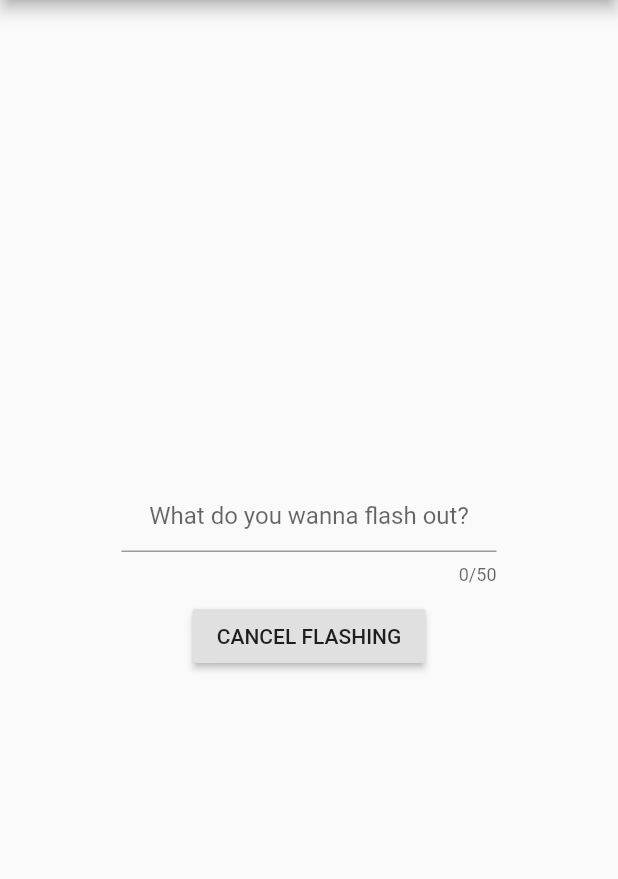
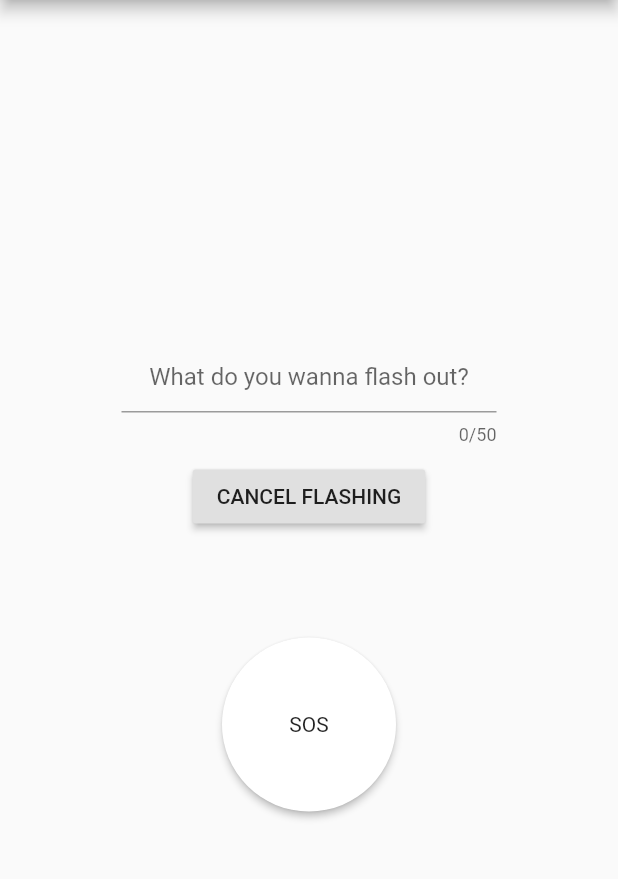
Before and after one commit to DominicHW/morse-code-app, a Flutter app: the screen it shows after launch, after a tap on "FLASH IT!", on a phone screen of 412 x 824 dp, the part 84-963 px from its top. Run offline on Flutter 3.47's test engine with Material 2 defaults, Android fonts, the light colour scheme and no system bars; missing offline and left inert: torch.

Commit message:
Added sos button and functionality

```diff
--- a/morselite/lib/main.dart
+++ b/morselite/lib/main.dart
@@ -29,8 +29,12 @@ class MyHomePage extends StatefulWidget {
 class _MyHomePageState extends State<MyHomePage> {
 
   final textController = TextEditingController();
+
   String buttonText = "FLASH IT!";
+  String sosText = "SOS";
+
   bool active = false;
+  bool sosActive = false;
 
   @override
   Widget build(BuildContext context) {
@@ -227,6 +231,28 @@ class _MyHomePageState extends State<MyHomePage> {
                 }
               )
             ),
+
+            Container(
+              margin: EdgeInsets.only(top:70),
+              child: RawMaterialButton(
+                onPressed: () {
+                  if(sosActive){
+                    cancelSOS();
+                  }
+                  else{
+                    sosFlash();
+                  }
+                },
+                child: Text(
+                  sosText,
+                  textAlign: TextAlign.center
+                ),
+                shape: CircleBorder(),
+                elevation: 2.0,
+                fillColor: Colors.white,
+                padding: const EdgeInsets.all(50.0),
+              ),
+            )
           ],
         ),
       ),
@@ -235,11 +261,33 @@ class _MyHomePageState extends State<MyHomePage> {
 
   //takes the entered sentence, converts to morse and flashes
   void startFlash() async {
+
+    if(sosActive){
+      cancelSOS();
+    }
+
     String morse = Morse.stringToMorse(textController.text);
 
     setState(() {
       buttonText = "CANCEL FLASHING";
       active = true;
+    });
+
+    Morse.flash(morse);
+  }
+
+  //takes the entered sentence, converts to morse and flashes
+  void sosFlash() async {
+
+    if(active){
+      cancelFlash();
+    }
+
+    String morse = Morse.stringToMorse("SOS");
+
+    setState(() {
+      sosActive = true;
+      sosText = "CANCEL";
     });
 
     Morse.flash(morse);
@@ -253,4 +301,13 @@ class _MyHomePageState extends State<MyHomePage> {
       active = false;
     });
   }
+
+  void cancelSOS(){
+    Morse.cancelFlash();
+
+    setState(() {
+      sosActive = false;
+      sosText = "SOS";
+    });
+  }
 }
```
